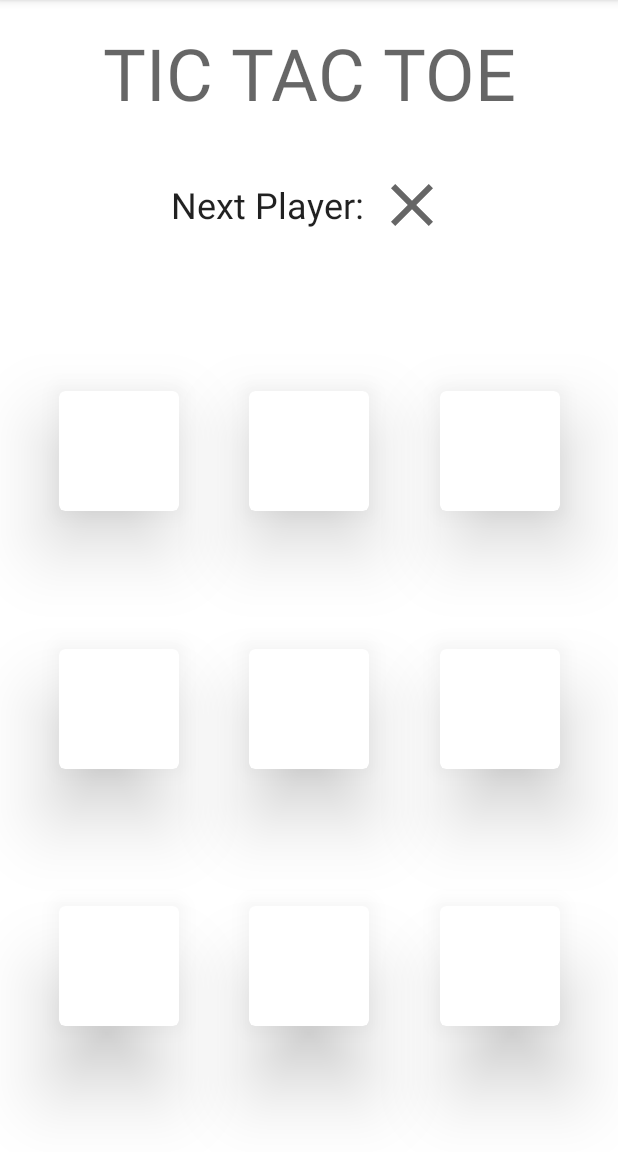
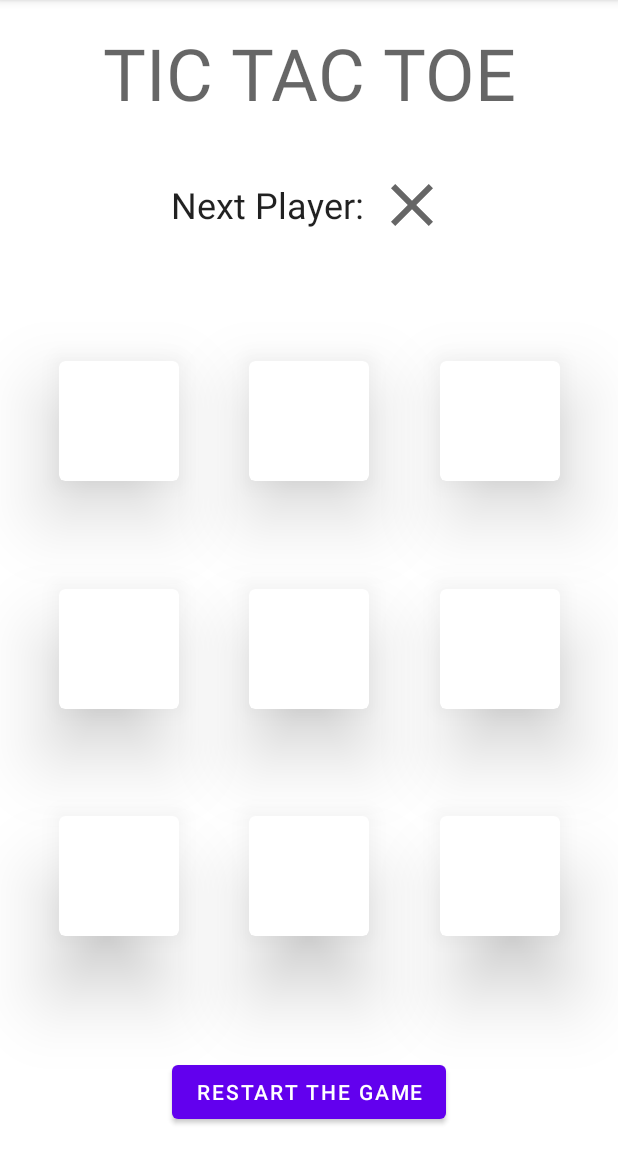
Before and after one commit to 2021-DEV2-054/MyTest, an Android app: the screen it shows after launch (MainActivity), on a phone screen of 412 x 824 dp, the part 84-1236 px from its top. Run offline under Robolectric (Android 15) with nearby library versions, the phone set to English and light mode, and no system bars; our stand-ins replace Dagger/Hilt's generated code; 2 statements that could not run were skipped.

Commit message:
Add restart game button in the screen and connect it to the boardViewModel

```diff
--- a/app/src/main/java/com/example/mytest/app/features/board/BoardFragment.kt
+++ b/app/src/main/java/com/example/mytest/app/features/board/BoardFragment.kt
@@ -80,6 +80,9 @@ class BoardFragment : Fragment(R.layout.fragment_board) {
         _binding = FragmentBoardBinding.bind(view)
         initViewStateObservers()
         initCellClickListeners()
+        binding.restartGameButton.setOnClickListener {
+            boardViewModel.onRestartButtonClicked()
+        }
     }
 
     override fun onDestroyView() {
--- a/app/src/main/res/layout/fragment_board.xml
+++ b/app/src/main/res/layout/fragment_board.xml
@@ -172,7 +172,7 @@
             android:layout_width="@dimen/cell_size"
             android:layout_height="@dimen/cell_size"
             android:layout_margin="@dimen/default_small_space"
-            app:layout_constraintBottom_toBottomOf="parent"
+            app:layout_constraintBottom_toBottomOf="@id/board_bottom_barrier"
             app:layout_constraintEnd_toStartOf="@id/cell_8"
             app:layout_constraintStart_toStartOf="parent"
             app:layout_constraintTop_toBottomOf="@id/cell_4">
@@ -191,7 +191,7 @@
             android:layout_width="@dimen/cell_size"
             android:layout_height="@dimen/cell_size"
             android:layout_margin="@dimen/default_small_space"
-            app:layout_constraintBottom_toBottomOf="parent"
+            app:layout_constraintBottom_toBottomOf="@id/board_bottom_barrier"
             app:layout_constraintEnd_toStartOf="@id/cell_9"
             app:layout_constraintStart_toEndOf="@id/cell_7"
             app:layout_constraintTop_toBottomOf="@id/cell_5">
@@ -210,7 +210,7 @@
             android:layout_width="@dimen/cell_size"
             android:layout_height="@dimen/cell_size"
             android:layout_margin="@dimen/default_small_space"
-            app:layout_constraintBottom_toBottomOf="parent"
+            app:layout_constraintBottom_toBottomOf="@id/board_bottom_barrier"
             app:layout_constraintEnd_toEndOf="parent"
             app:layout_constraintStart_toEndOf="@id/cell_8"
             app:layout_constraintTop_toBottomOf="@id/cell_6">
@@ -223,6 +223,25 @@
 
         </com.google.android.material.card.MaterialCardView>
 
+        <androidx.constraintlayout.widget.Barrier
+            android:id="@+id/board_bottom_barrier"
+            android:layout_width="wrap_content"
+            android:layout_height="wrap_content"
+            android:orientation="vertical"
+            app:barrierDirection="top"
+            app:constraint_referenced_ids="restart_game_button" />
+
+        <com.google.android.material.button.MaterialButton
+            android:id="@+id/restart_game_button"
+            android:layout_width="wrap_content"
+            android:layout_height="wrap_content"
+            android:layout_margin="@dimen/default_space"
+            android:text="@string/restart_game_button"
+            app:layout_constraintBottom_toBottomOf="parent"
+            app:layout_constraintEnd_toEndOf="parent"
+            app:layout_constraintStart_toStartOf="parent"
+            app:layout_constraintTop_toBottomOf="@id/board_bottom_barrier" />
+
     </androidx.constraintlayout.widget.ConstraintLayout>
 
 </ScrollView>
--- a/app/src/main/res/values/strings.xml
+++ b/app/src/main/res/values/strings.xml
@@ -2,6 +2,7 @@
     <string name="app_name">MyTest</string>
     <string name="board_screen_title">TIC TAC TOE</string>
     <string name="next_player_title_label">Next Player:</string>
+    <string name="restart_game_button">Restart the game</string>
     <string name="game_finish_with_winner_x_player">X wins!!</string>
     <string name="game_finish_with_winner_o_player">O wins!!</string>
     <string name="game_finished_win_title">Congratulations!</string>
```
